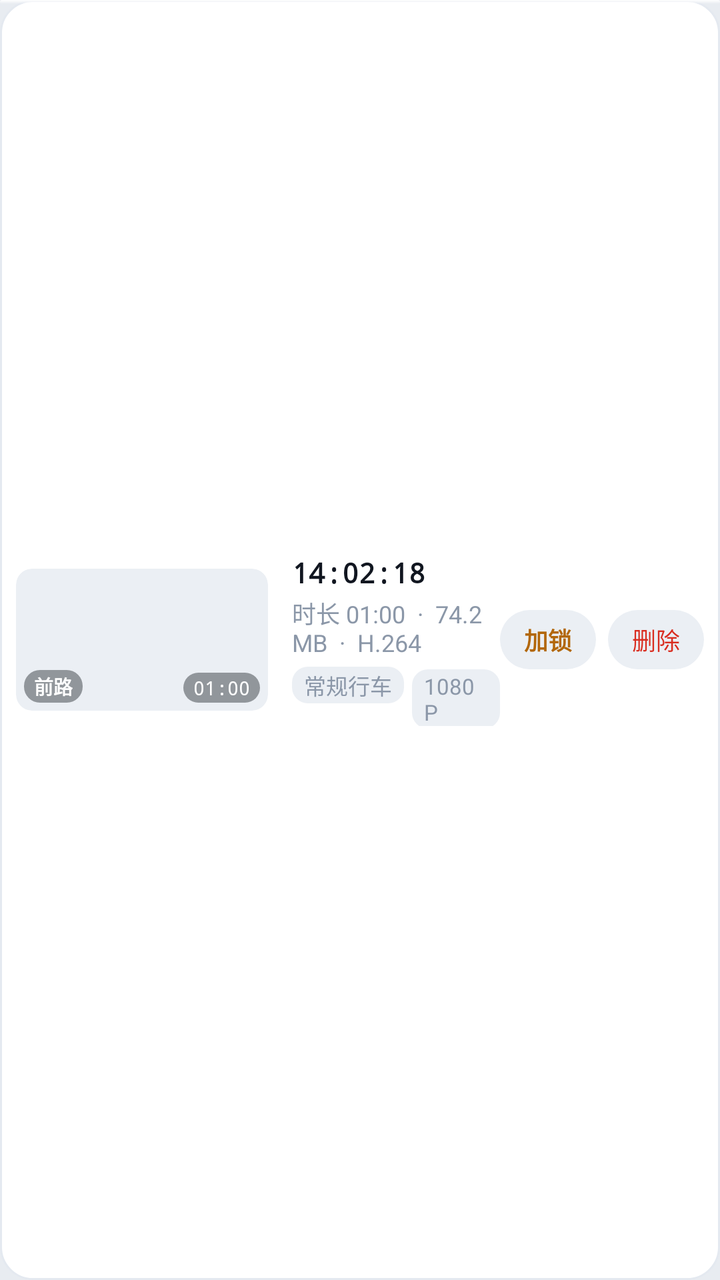
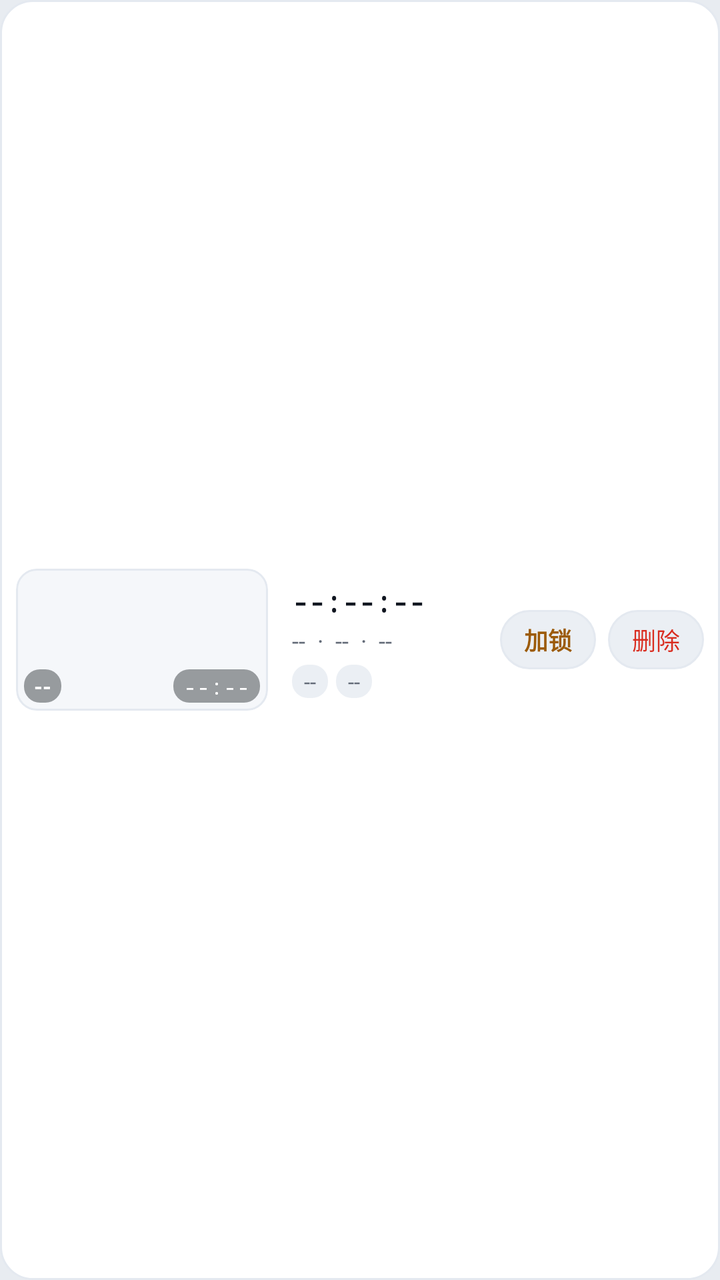

Compare the two renders of this Android layout. The source of the first and the diff that turns it into the second are given below.
<!-- AndroidManifest.xml: application theme Theme.Sophon -->
<!-- res/layout/item_recording_card.xml -->
<?xml version="1.0" encoding="utf-8"?>
<LinearLayout xmlns:android="http://schemas.android.com/apk/res/android"
    android:id="@+id/layout_item_root"
    android:layout_width="match_parent"
    android:layout_height="wrap_content"
    android:layout_marginHorizontal="@dimen/sp_s_12"
    android:layout_marginVertical="@dimen/sp_s_4"
    android:background="@drawable/sp_bg_card"
    android:clickable="true"
    android:focusable="true"
    android:gravity="center_vertical"
    android:orientation="horizontal"
    android:padding="@dimen/sp_s_8">

    
    <FrameLayout
        android:layout_width="126dp"
        android:layout_height="71dp"
        android:background="@drawable/sp_bg_chip"
        android:clipToOutline="true">

        <ImageView
            android:id="@+id/iv_record_thumb"
            android:layout_width="match_parent"
            android:layout_height="match_parent"
            android:scaleType="centerCrop" />

        
        <TextView
            android:id="@+id/tv_badge_cam"
            android:layout_width="wrap_content"
            android:layout_height="wrap_content"
            android:layout_gravity="bottom|start"
            android:layout_margin="4dp"
            android:background="@drawable/sp_bg_osd_chip"
            android:paddingHorizontal="5dp"
            android:paddingVertical="1dp"
            android:text="前路"
            android:textColor="@color/sp_osd_tx"
            android:textSize="9.5sp"
            android:textStyle="bold" />

        
        <TextView
            android:id="@+id/tv_badge_locked"
            android:layout_width="wrap_content"
            android:layout_height="wrap_content"
            android:layout_gravity="start|top"
            android:layout_margin="4dp"
            android:background="@drawable/sp_bg_pill"
            android:backgroundTint="@color/sp_dg"
            android:paddingHorizontal="6dp"
            android:paddingVertical="1dp"
            android:text="🔒"
            android:textColor="#FFFFFFFF"
            android:textSize="9.5sp"
            android:textStyle="bold"
            android:visibility="gone" />

        
        <TextView
            android:id="@+id/tv_badge_duration"
            android:layout_width="wrap_content"
            android:layout_height="wrap_content"
            android:layout_gravity="bottom|end"
            android:layout_margin="4dp"
            android:background="@drawable/sp_bg_osd_chip"
            android:fontFamily="monospace"
            android:paddingHorizontal="5dp"
            android:paddingVertical="1dp"
            android:text="01:00"
            android:textColor="@color/sp_osd_tx"
            android:textSize="9.5sp" />
    </FrameLayout>

    
    <LinearLayout
        android:layout_width="0dp"
        android:layout_height="wrap_content"
        android:layout_marginStart="@dimen/sp_s_12"
        android:layout_weight="1"
        android:orientation="vertical">

        <TextView
            android:id="@+id/tv_record_time"
            android:layout_width="wrap_content"
            android:layout_height="wrap_content"
            android:fontFamily="monospace"
            android:text="14:02:18"
            android:textColor="@color/sp_tx"
            android:textSize="@dimen/sp_t_body"
            android:textStyle="bold" />

        <TextView
            android:id="@+id/tv_record_details"
            android:layout_width="wrap_content"
            android:layout_height="wrap_content"
            android:layout_marginTop="2dp"
            android:text="时长 01:00  ·  74.2 MB  ·  H.264"
            android:textColor="@color/sp_tx3"
            android:textSize="@dimen/sp_t_caption" />

        <LinearLayout
            android:layout_width="wrap_content"
            android:layout_height="wrap_content"
            android:layout_marginTop="4dp"
            android:orientation="horizontal">

            <TextView
                android:id="@+id/tv_tag_category"
                android:layout_width="wrap_content"
                android:layout_height="wrap_content"
                android:background="@drawable/sp_bg_chip"
                android:paddingHorizontal="6dp"
                android:paddingVertical="1dp"
                android:text="常规行车"
                android:textColor="@color/sp_tx3"
                android:textSize="@dimen/sp_t_micro" />

            <TextView
                android:layout_width="wrap_content"
                android:layout_height="wrap_content"
                android:layout_marginStart="4dp"
                android:background="@drawable/sp_bg_chip"
                android:paddingHorizontal="6dp"
                android:paddingVertical="1dp"
                android:text="1080P"
                android:textColor="@color/sp_tx3"
                android:textSize="@dimen/sp_t_micro" />
        </LinearLayout>
    </LinearLayout>

    
    <LinearLayout
        android:layout_width="wrap_content"
        android:layout_height="wrap_content"
        android:orientation="horizontal">

        <TextView
            android:id="@+id/btn_record_lock_toggle"
            android:layout_width="wrap_content"
            android:layout_height="wrap_content"
            android:layout_marginEnd="@dimen/sp_s_6"
            android:background="@drawable/sp_bg_pill"
            android:paddingHorizontal="@dimen/sp_s_12"
            android:paddingVertical="@dimen/sp_s_6"
            android:text="加锁"
            android:textColor="@color/sp_wn"
            android:textSize="@dimen/sp_t_caption"
            android:textStyle="bold" />

        <TextView
            android:id="@+id/btn_record_delete"
            android:layout_width="wrap_content"
            android:layout_height="wrap_content"
            android:background="@drawable/sp_bg_pill"
            android:paddingHorizontal="@dimen/sp_s_12"
            android:paddingVertical="@dimen/sp_s_6"
            android:text="删除"
            android:textColor="@color/sp_dg"
            android:textSize="@dimen/sp_t_caption" />
    </LinearLayout>

</LinearLayout>
<!-- resources referenced by this layout -->
<resources>
  <color name="sp_dg">#FFD92D20</color>
  <color name="sp_osd_tx">#FFFFFFFF</color>
  <color name="sp_tx">#FF111620</color>
  <color name="sp_tx3">#FF8B97A8</color>
  <color name="sp_wn">#FFB2670A</color>
  <dimen name="sp_s_12">12dp</dimen>
  <dimen name="sp_s_4">4dp</dimen>
  <dimen name="sp_s_6">6dp</dimen>
  <dimen name="sp_s_8">8dp</dimen>
  <dimen name="sp_t_body">14sp</dimen>
  <dimen name="sp_t_caption">12sp</dimen>
  <dimen name="sp_t_micro">11sp</dimen>
  <!-- drawable sp_bg_card (drawable) -->
  <?xml version="1.0" encoding="utf-8"?>
  <layer-list xmlns:android="http://schemas.android.com/apk/res/android">
      <item>
          <shape android:shape="rectangle">
              <corners android:radius="@dimen/sp_r_card" />
              <solid android:color="@color/sp_surf" />
              <stroke
                  android:width="1dp"
                  android:color="@color/sp_line" />
          </shape>
      </item>
      <item
          android:gravity="top"
          android:height="2dp">
          <shape android:shape="rectangle">
              <corners
                  android:radius="@dimen/sp_r_card"
                  android:topLeftRadius="@dimen/sp_r_card"
                  android:topRightRadius="@dimen/sp_r_card" />
              <gradient
                  android:angle="270"
                  android:endColor="#00000000"
                  android:startColor="@color/sp_top_hi" />
          </shape>
      </item>
  </layer-list>
  <!-- drawable sp_bg_chip (drawable) -->
  <?xml version="1.0" encoding="utf-8"?>
  <shape xmlns:android="http://schemas.android.com/apk/res/android"
      android:shape="rectangle">
      <corners android:radius="@dimen/sp_r_chip" />
      <solid android:color="@color/sp_surf3" />
  </shape>
  <!-- drawable sp_bg_osd_chip (drawable) -->
  <?xml version="1.0" encoding="utf-8"?>
  <shape xmlns:android="http://schemas.android.com/apk/res/android"
      android:shape="rectangle">
      <corners android:radius="@dimen/sp_r_chip" />
      <solid android:color="@color/sp_osd_bg" />
  </shape>
  <!-- drawable sp_bg_pill (drawable) -->
  <?xml version="1.0" encoding="utf-8"?>
  <shape xmlns:android="http://schemas.android.com/apk/res/android"
      android:shape="rectangle">
      <corners android:radius="@dimen/sp_r_pill" />
      <solid android:color="@color/sp_surf3" />
  </shape>
  <dimen name="sp_r_card">16dp</dimen>
  <color name="sp_surf">#FFFFFFFF</color>
  <color name="sp_line">#FFE4E9F0</color>
  <color name="sp_top_hi">#F2FFFFFF</color>
  <dimen name="sp_r_chip">8dp</dimen>
  <color name="sp_surf3">#FFEBEFF4</color>
  <color name="sp_osd_bg">#660A0F16</color>
  <dimen name="sp_r_pill">100dp</dimen>
  <color name="sp_page">#FFE8ECF1</color>
  <color name="sp_ac">#FF3572F4</color>
  <color name="sp_ac2">#FF2557C8</color>
  <color name="sp_tx2">#FF5A6675</color>
  <!-- unchanged entries left out for length: 1 -->
</resources>

<!-- the commit's change to res/layout/item_recording_card.xml (unified diff, before → after) -->
@@ -8,6 +8,7 @@
     android:background="@drawable/sp_bg_card"
     android:clickable="true"
     android:focusable="true"
+    android:foreground="?android:attr/selectableItemBackground"
     android:gravity="center_vertical"
     android:orientation="horizontal"
     android:padding="@dimen/sp_s_8">
@@ -16,14 +17,15 @@
     <FrameLayout
         android:layout_width="126dp"
         android:layout_height="71dp"
-        android:background="@drawable/sp_bg_chip"
+        android:background="@drawable/sp_bg_card_inner"
         android:clipToOutline="true">
 
         <ImageView
             android:id="@+id/iv_record_thumb"
             android:layout_width="match_parent"
             android:layout_height="match_parent"
-            android:scaleType="centerCrop" />
+            android:scaleType="centerCrop"
+            android:contentDescription="录像切片缩略图" />
 
         
         <TextView
@@ -35,9 +37,9 @@
             android:background="@drawable/sp_bg_osd_chip"
             android:paddingHorizontal="5dp"
             android:paddingVertical="1dp"
-            android:text="前路"
+            android:text="--"
             android:textColor="@color/sp_osd_tx"
-            android:textSize="9.5sp"
+            android:textSize="@dimen/sp_t_micro"
             android:textStyle="bold" />
 
         
@@ -49,11 +51,13 @@
             android:layout_margin="4dp"
             android:background="@drawable/sp_bg_pill"
             android:backgroundTint="@color/sp_dg"
+            android:drawableStart="@drawable/ic_action_lock"
+            android:drawablePadding="2dp"
+            android:drawableTint="@color/sp_osd_tx"
             android:paddingHorizontal="6dp"
-            android:paddingVertical="1dp"
-            android:text="🔒"
-            android:textColor="#FFFFFFFF"
-            android:textSize="9.5sp"
+            android:paddingVertical="2dp"
+            android:textColor="@color/sp_osd_tx"
+            android:textSize="@dimen/sp_t_micro"
             android:textStyle="bold"
             android:visibility="gone" />
 
@@ -68,9 +72,9 @@
             android:fontFamily="monospace"
             android:paddingHorizontal="5dp"
             android:paddingVertical="1dp"
-            android:text="01:00"
+            android:text="--:--"
             android:textColor="@color/sp_osd_tx"
-            android:textSize="9.5sp" />
+            android:textSize="@dimen/sp_t_micro" />
     </FrameLayout>
 
     
@@ -86,7 +90,7 @@
             android:layout_width="wrap_content"
             android:layout_height="wrap_content"
             android:fontFamily="monospace"
-            android:text="14:02:18"
+            android:text="--:--:--"
             android:textColor="@color/sp_tx"
             android:textSize="@dimen/sp_t_body"
             android:textStyle="bold" />
@@ -96,7 +100,7 @@
             android:layout_width="wrap_content"
             android:layout_height="wrap_content"
             android:layout_marginTop="2dp"
-            android:text="时长 01:00  ·  74.2 MB  ·  H.264"
+            android:text="--  ·  --  ·  --"
             android:textColor="@color/sp_tx3"
             android:textSize="@dimen/sp_t_caption" />
 
@@ -113,18 +117,19 @@
                 android:background="@drawable/sp_bg_chip"
                 android:paddingHorizontal="6dp"
                 android:paddingVertical="1dp"
-                android:text="常规行车"
+                android:text="--"
                 android:textColor="@color/sp_tx3"
                 android:textSize="@dimen/sp_t_micro" />
 
             <TextView
+                android:id="@+id/tv_badge_res"
                 android:layout_width="wrap_content"
                 android:layout_height="wrap_content"
                 android:layout_marginStart="4dp"
                 android:background="@drawable/sp_bg_chip"
                 android:paddingHorizontal="6dp"
                 android:paddingVertical="1dp"
-                android:text="1080P"
+                android:text="--"
                 android:textColor="@color/sp_tx3"
                 android:textSize="@dimen/sp_t_micro" />
         </LinearLayout>
<!-- resource entries referenced after the edit -->
@@ -3,8 +3,8 @@
   <color name="sp_dg">#FFD92D20</color>
   <color name="sp_osd_tx">#FFFFFFFF</color>
   <color name="sp_tx">#FF111620</color>
-  <color name="sp_tx3">#FF8B97A8</color>
-  <color name="sp_wn">#FFB2670A</color>
+  <color name="sp_tx3">#FF636B78</color>
+  <color name="sp_wn">#FF9C5B09</color>
   <dimen name="sp_s_12">12dp</dimen>
   <dimen name="sp_s_4">4dp</dimen>
   <dimen name="sp_s_6">6dp</dimen>
@@ -12,6 +12,35 @@
   <dimen name="sp_t_body">14sp</dimen>
   <dimen name="sp_t_caption">12sp</dimen>
   <dimen name="sp_t_micro">11sp</dimen>
+  <!-- drawable ic_action_lock (drawable) -->
+  <?xml version="1.0" encoding="utf-8"?>
+  <vector xmlns:android="http://schemas.android.com/apk/res/android"
+      android:width="20dp"
+      android:height="20dp"
+      android:viewportWidth="20"
+      android:viewportHeight="20">
+  
+      
+      <path
+          android:pathData="M 6.5,8 L 6.5,5.5 C 6.5,3.6 8.1,2 10,2 C 11.9,2 13.5,3.6 13.5,5.5 L 13.5,8"
+          android:strokeColor="@color/accent_warning"
+          android:strokeWidth="1.6"
+          android:strokeLineCap="round" />
+  
+      
+      <path
+          android:pathData="M 4,8 C 4,7.4 4.4,7 5,7 L 15,7 C 15.6,7 16,7.4 16,8 L 16,16 C 16,16.6 15.6,17 15,17 L 5,17 C 4.4,17 4,16.6 4,16 Z"
+          android:strokeColor="@color/accent_warning"
+          android:strokeWidth="1.6"
+          android:strokeLineJoin="round" />
+  
+      
+      <path
+          android:pathData="M 10,10.5 L 10,13.5"
+          android:strokeColor="@color/accent_warning"
+          android:strokeWidth="1.8"
+          android:strokeLineCap="round" />
+  </vector>
   <!-- drawable sp_bg_card (drawable) -->
   <?xml version="1.0" encoding="utf-8"?>
   <layer-list xmlns:android="http://schemas.android.com/apk/res/android">
@@ -24,21 +53,17 @@
                   android:color="@color/sp_line" />
           </shape>
       </item>
-      <item
-          android:gravity="top"
-          android:height="2dp">
-          <shape android:shape="rectangle">
-              <corners
-                  android:radius="@dimen/sp_r_card"
-                  android:topLeftRadius="@dimen/sp_r_card"
-                  android:topRightRadius="@dimen/sp_r_card" />
-              <gradient
-                  android:angle="270"
-                  android:endColor="#00000000"
-                  android:startColor="@color/sp_top_hi" />
-          </shape>
-      </item>
   </layer-list>
+  <!-- drawable sp_bg_card_inner (drawable) -->
+  <?xml version="1.0" encoding="utf-8"?>
+  <shape xmlns:android="http://schemas.android.com/apk/res/android"
+      android:shape="rectangle">
+      <corners android:radius="10dp" />
+      <solid android:color="@color/sp_surf2" />
+      <stroke
+          android:width="1dp"
+          android:color="@color/sp_line" />
+  </shape>
   <!-- drawable sp_bg_chip (drawable) -->
   <?xml version="1.0" encoding="utf-8"?>
   <shape xmlns:android="http://schemas.android.com/apk/res/android"
@@ -59,17 +84,21 @@
       android:shape="rectangle">
       <corners android:radius="@dimen/sp_r_pill" />
       <solid android:color="@color/sp_surf3" />
+      <stroke
+          android:width="1dp"
+          android:color="@color/sp_line" />
   </shape>
+  <color name="accent_warning">@color/sp_wn</color>
   <dimen name="sp_r_card">16dp</dimen>
   <color name="sp_surf">#FFFFFFFF</color>
   <color name="sp_line">#FFE4E9F0</color>
-  <color name="sp_top_hi">#F2FFFFFF</color>
+  <color name="sp_surf2">#FFF5F7FA</color>
   <dimen name="sp_r_chip">8dp</dimen>
   <color name="sp_surf3">#FFEBEFF4</color>
   <color name="sp_osd_bg">#660A0F16</color>
   <dimen name="sp_r_pill">100dp</dimen>
   <color name="sp_page">#FFE8ECF1</color>
-  <color name="sp_ac">#FF3572F4</color>
+  <color name="sp_ac">#FF2F64D7</color>
   <color name="sp_ac2">#FF2557C8</color>
   <color name="sp_tx2">#FF5A6675</color>
   <!-- unchanged entries left out for length: 1 -->
